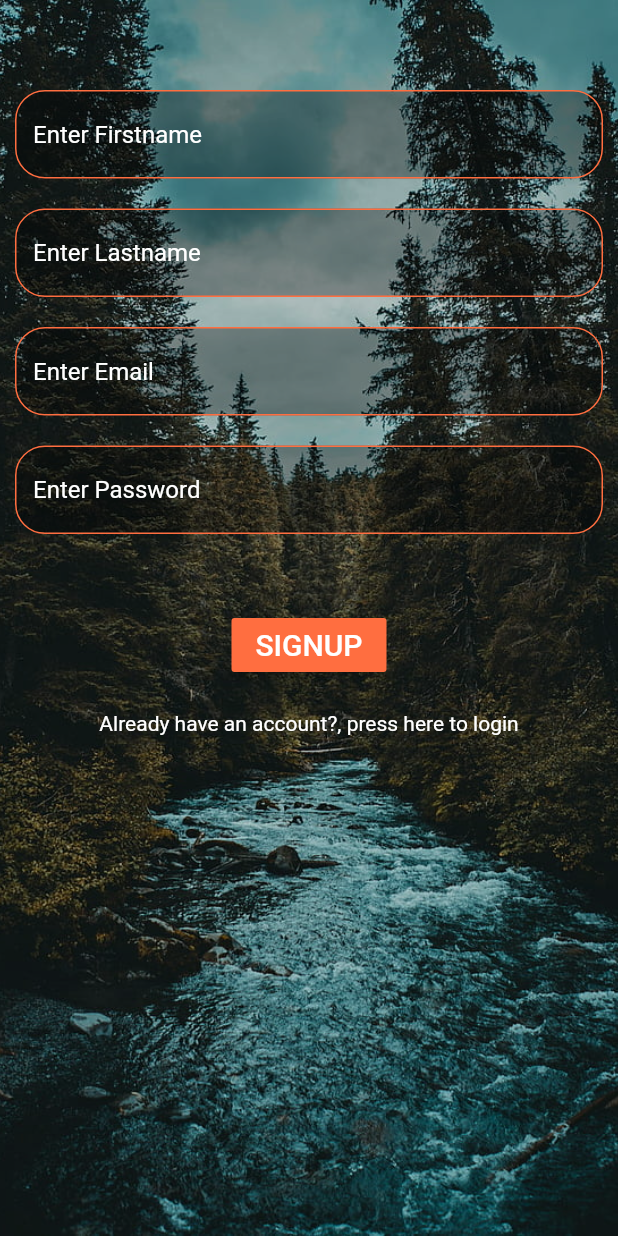
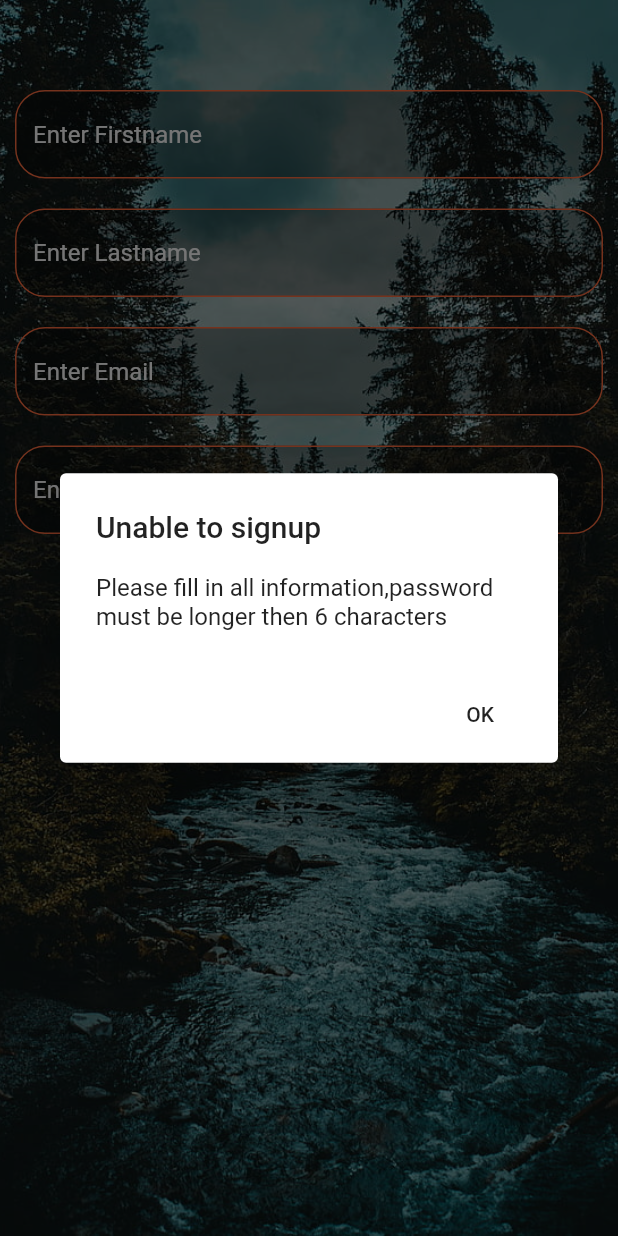
Before and after one commit to czuberad81/PicShare, a Flutter app: the MyHomePage5 screen opened directly, after a tap on "SIGNUP", on a phone screen of 412 x 824 dp. Run offline on Flutter 3.47's test engine with Material 2 defaults, Android fonts, the phone set to English and light mode, and no system bars; our stand-ins replace cloud_firestore, firebase_auth, firebase_core, google_maps_flutter, image_picker; accounts and stored records are empty.

Commit message:
Implement signup validation with alertdialgog.All input fields must be filled and user password must be greater then 6. email in use validation made using alertdialog.

```diff
--- a/lib/Views/signup.dart
+++ b/lib/Views/signup.dart
@@ -179,6 +179,38 @@ class _MyHomePage5State extends State<MyHomePage5> {
 
    final _auth = FirebaseAuth.instance;
    String email,password,firstName,lastName;
+
+
+   _emailAlert(){
+     showDialog(context: context,
+         barrierDismissible: false,
+         builder: (BuildContext context) {
+           return AlertDialog(
+             title: Text("Unable to sign up"),
+             content: Text("email is already in use"),
+             actions: <Widget>[
+               FlatButton(onPressed: () => Navigator.of(context).pop(),
+                   child: Text("OK"))
+             ],
+           );
+         }
+     );
+   }
+   _signupAlert(){
+     showDialog(context: context,
+         barrierDismissible: false,
+         builder: (BuildContext context) {
+           return AlertDialog(
+             title: Text("Unable to signup"),
+             content: Text("Please fill in all information,password must be longer then 6 characters"),
+             actions: <Widget>[
+               FlatButton(onPressed: () => Navigator.of(context).pop(),
+                   child: Text("OK"))
+             ],
+           );
+         }
+     );
+   }
   @override
   Widget build(BuildContext context) {
     return new Scaffold(
@@ -300,7 +332,6 @@ class _MyHomePage5State extends State<MyHomePage5> {
                         focusedBorder: OutlineInputBorder(
                             borderRadius: BorderRadius.circular(20),
                             borderSide: BorderSide(color: Colors.deepOrangeAccent)
-
                         )
 
                     ),
@@ -311,6 +342,10 @@ class _MyHomePage5State extends State<MyHomePage5> {
                   Flexible(
                       child:RaisedButton(
                         onPressed: () async{
+                          if(email == null || password == null || firstName == null || lastName == null || password.length<6){
+                            _signupAlert();
+                          }
+                          else{
                             try{
                               final result = await _auth.createUserWithEmailAndPassword(email: email.toString().trim(), password: password.toString().trim());
 
@@ -323,8 +358,10 @@ class _MyHomePage5State extends State<MyHomePage5> {
                                 Navigator.push(context, MaterialPageRoute(builder: (context) => MyHomePage1(uid: result.user.uid)));
                               }
                             }catch(e){
-                            print('is Null');
+                              _emailAlert();
                             }
+                          }
+
 
                         },
                         color: Colors.deepOrangeAccent,
```
Lines whose indentation alone changed are shown as unchanged.
